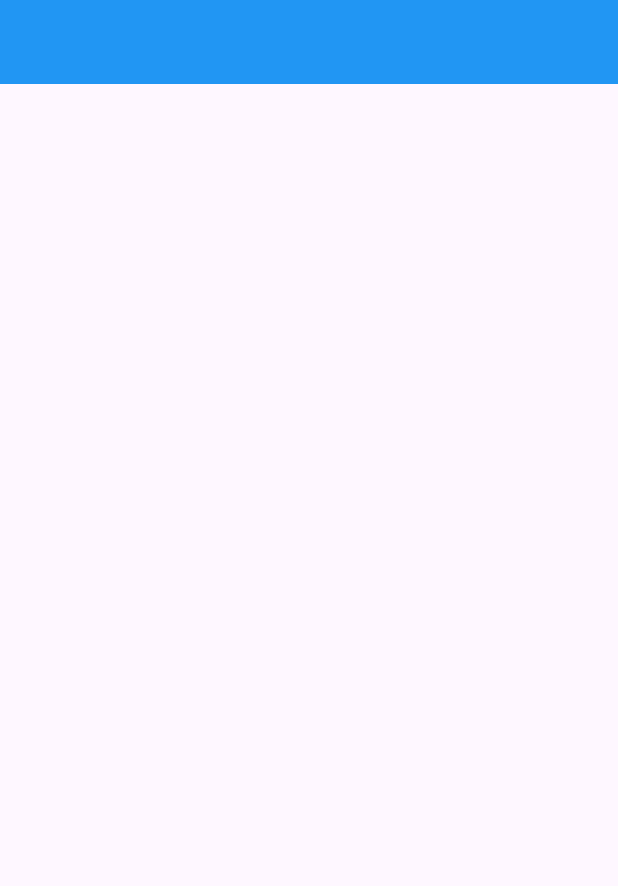
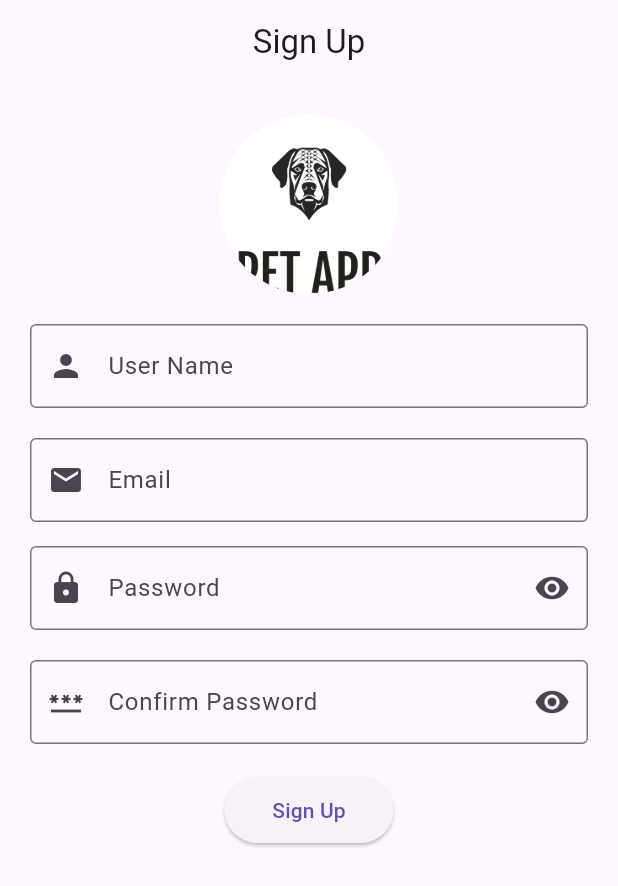
Before and after one commit to petapp80/pet, a Flutter app: the screen it shows after launch, on a phone screen of 412 x 824 dp. Shown: the top 886 px of the screen. Run offline on Flutter 3.47's test engine with Material 3 defaults, Android fonts, the phone set to English and light mode, and no system bars.

Commit message:
Created a Registration Page

```diff
--- a/Adoption/pet app/lib/main.dart
+++ b/Adoption/pet app/lib/main.dart
@@ -1,6 +1,6 @@
 import 'package:flutter/material.dart';
-import 'package:flutter_application_1/user/screens/login%20screen.dart';
+import 'package:flutter_application_1/user/screens/reg.dart';
 
 void main() {
-  runApp(MaterialApp(home:MyLoginScreen() ));
+  runApp(const MaterialApp(home: SignUpPage()));
 }
--- /dev/null
+++ b/Adoption/pet app/lib/user/screens/reg.dart
@@ -0,0 +1,185 @@
+import 'package:flutter/material.dart';
+import 'package:flutter_application_1/user/screens/login%20screen.dart';
+
+class SignUpPage extends StatefulWidget {
+  const SignUpPage({super.key});
+
+  @override
+  State<SignUpPage> createState() => _SignUpPageState();
+}
+
+class _SignUpPageState extends State<SignUpPage> {
+  // Create controllers for the text fields
+  final TextEditingController _emailController = TextEditingController();
+  final TextEditingController _passwordController = TextEditingController();
+  final TextEditingController _userNameController = TextEditingController();
+  final TextEditingController _confirmController = TextEditingController();
+
+  // GlobalKey for form validation
+  final _formKey = GlobalKey<FormState>();
+
+  bool visible1 = true;
+  bool visible2 = true;
+
+  void SignUpHandler() {
+    // If form is valid, you can process the sign-up logic
+    if (_formKey.currentState!.validate()) {
+      Navigator.push(context, MaterialPageRoute(
+        builder: (context) {
+          return MyLoginScreen();
+        },
+      ));
+      String email = _emailController.text;
+      String password = _passwordController.text;
+      String username = _userNameController.text;
+      print(
+          'Sign Up with Username: $username, Email: $email, Password: $password');
+      // Call your sign-up logic here, e.g., API call
+    }
+  }
+
+  @override
+  Widget build(BuildContext context) {
+    return Scaffold(
+      appBar: AppBar(
+        title: const Text('Sign Up'),
+        centerTitle: true,
+      ),
+      body: SingleChildScrollView(
+        child: Padding(
+          padding: const EdgeInsets.all(20.0),
+          child: Form(
+            key: _formKey, // Key for the form to manage state
+            child: Column(
+              mainAxisAlignment: MainAxisAlignment.center,
+              crossAxisAlignment: CrossAxisAlignment.center,
+              children: [
+                // Centered Circle Avatar with the image
+                Center(
+                  child: CircleAvatar(
+                    radius: 60, // Size of the avatar
+                    backgroundImage:
+                        AssetImage('asset/image/logo-png.png'), // Correct path
+                  ),
+                ),
+                const SizedBox(height: 20), // Space between image and form
+
+                // UserName Field with validation
+                TextFormField(
+                  controller: _userNameController,
+                  decoration: const InputDecoration(
+                    labelText: 'User Name',
+                    hintText: 'Enter your user name',
+                    border: OutlineInputBorder(),
+                    prefixIcon: Icon(Icons.person),
+                  ),
+                  validator: (value) {
+                    if (value == null || value.isEmpty) {
+                      return 'Please enter your username';
+                    }
+                    return null;
+                  },
+                ),
+                const SizedBox(height: 20),
+
+                // Email Field with validation
+                TextFormField(
+                  controller: _emailController,
+                  decoration: const InputDecoration(
+                    labelText: 'Email',
+                    hintText: 'Enter your email',
+                    border: OutlineInputBorder(),
+                    prefixIcon: Icon(Icons.email),
+                  ),
+                  keyboardType: TextInputType.emailAddress,
+                  validator: (value) {
+                    if (value == null || value.isEmpty) {
+                      return 'Please enter an email';
+                    }
+                    if (!RegExp(r'\S+@\S+\.\S+').hasMatch(value)) {
+                      return 'Please enter a valid email address';
+                    }
+                    return null;
+                  },
+                ),
+                const SizedBox(height: 16), // Space between fields
+
+                // Password Field with validation
+                TextFormField(
+                  controller: _passwordController,
+                  obscureText: visible1,
+                  decoration: InputDecoration(
+                    labelText: 'Password',
+                    hintText: 'Enter your password',
+                    border: OutlineInputBorder(),
+                    prefixIcon: Icon(Icons.lock),
+                    suffixIcon: IconButton(
+                      onPressed: () {
+                        setState(() {
+                          visible1 = !visible1;
+                        });
+                      },
+                      icon: Icon(
+                          visible1 ? Icons.visibility : Icons.visibility_off),
+                    ),
+                  ),
+                  validator: (value) {
+                    if (value == null || value.isEmpty) {
+                      return 'Please enter a password';
+                    }
+                    if (value.length < 6) {
+                      return 'Password must be at least 6 characters';
+                    }
+                    return null;
+                  },
+                ),
+                const SizedBox(height: 20),
+
+                // Confirm Password Field with validation
+                TextFormField(
+                  controller: _confirmController,
+                  obscureText: visible2,
+                  decoration: InputDecoration(
+                    labelText: 'Confirm Password',
+                    hintText: 'Confirm password',
+                    border: OutlineInputBorder(),
+                    prefixIcon: Icon(Icons.password),
+                    suffixIcon: IconButton(
+                      onPressed: () {
+                        setState(() {
+                          visible2 = !visible2;
+                        });
+                      },
+                      icon: Icon(
+                          visible2 ? Icons.visibility : Icons.visibility_off),
+                    ),
+                  ),
+                  validator: (value) {
+                    if (value == null || value.isEmpty) {
+                      return 'Please confirm your password';
+                    }
+                    if (value != _passwordController.text) {
+                      return 'Passwords do not match';
+                    }
+                    return null;
+                  },
+                ),
+                const SizedBox(height: 20),
+
+                // Sign Up Button
+                ElevatedButton(
+                  onPressed: SignUpHandler,
+                  child: const Text('Sign Up'),
+                  style: ElevatedButton.styleFrom(
+                    padding: const EdgeInsets.symmetric(
+                        vertical: 12, horizontal: 32),
+                  ),
+                ),
+              ],
+            ),
+          ),
+        ),
+      ),
+    );
+  }
+}
--- a/Adoption/pet app/pubspec.yaml
+++ b/Adoption/pet app/pubspec.yaml
@@ -59,7 +59,8 @@ flutter:
   uses-material-design: true
 
   # To add assets to your application, add an assets section, like this:
-  # assets:
+  assets:
+    - asset/image/logo-png.png
   #   - images/a_dot_burr.jpeg
   #   - images/a_dot_ham.jpeg
 
@@ -82,7 +83,7 @@ flutter:
   #         style: italic
   #   - family: Trajan Pro
   #     fonts:
-  #       - asset: fonts/TrajanPro.ttf
+  # asset: fonts/TrajanPro.ttf
   #       - asset: fonts/TrajanPro_Bold.ttf
   #         weight: 700
   #
```
Also changed, not shown: Adoption/pet app/asset/image/im.jpg (added), Adoption/pet app/asset/image/logo-png.png (added), 1 other file.
